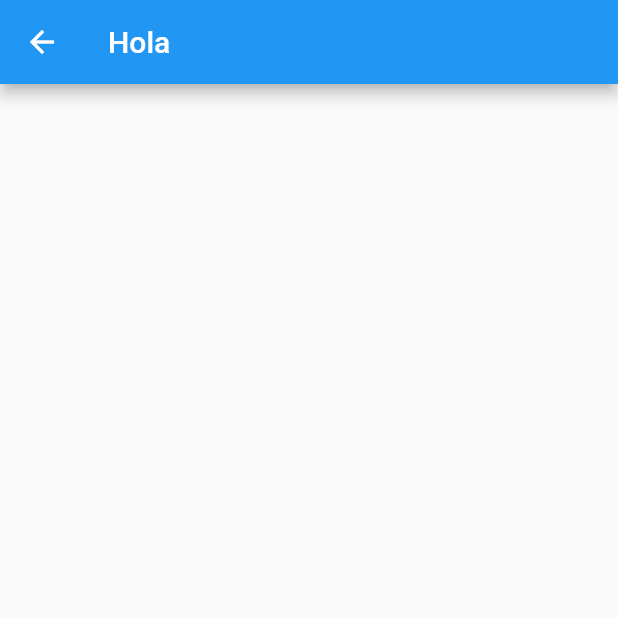
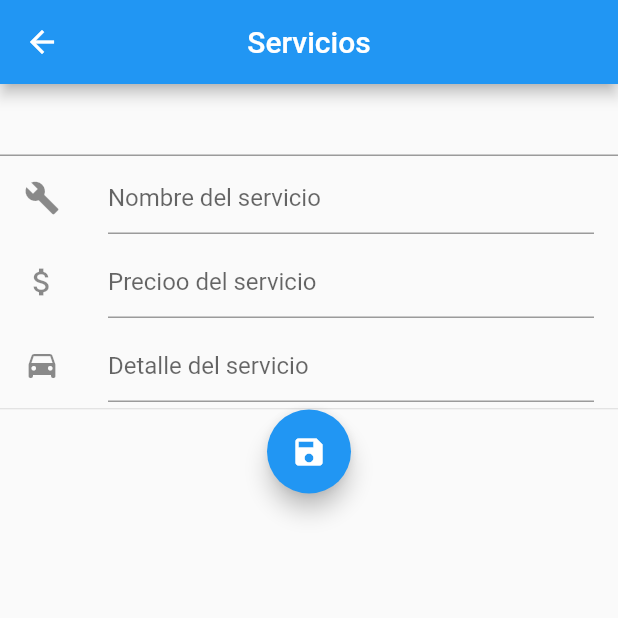
Before and after one commit to Tipo666/taller_sandy, a Flutter app: the AdmServicios screen opened by its route, on a phone screen of 412 x 824 dp, the top half of it. Run offline on Flutter 3.47's test engine with Material 2 defaults, Android fonts, the phone set to English and light mode, and no system bars.

Commit message:
Agregando ventanas

```diff
--- a/lib/main.dart
+++ b/lib/main.dart
@@ -19,7 +19,7 @@ void main() {
         SplashScreen.routeName: (BuildContext context) => SplashScreen(),
 
         "/home": (BuildContext context) => Home(),
-        "/clientes":(BuildContext context) => AdmClientes(),
+        "/clientes":(BuildContext context) => AdmCliente(),
         "/servicios":(BuildContext context) => AdmServicios(),
         //"/login": (BuildContext context) => LoginPage()
       },
--- a/lib/paginas/adm_servicio.dart
+++ b/lib/paginas/adm_servicio.dart
@@ -6,11 +6,64 @@ class AdmServicios extends StatefulWidget {
 }
 
 class _AdmServiciosState extends State<AdmServicios> {
+  final _formKey = GlobalKey<FormState>();
+
   @override
   Widget build(BuildContext context) {
     return Scaffold(
+      key: _formKey,
       appBar: AppBar(
-        title: Text("Hola"),
+        title: Text("Servicios"),
+        centerTitle: true,
+
+      ),
+      body: ListView(
+        children: <Widget>[
+          TextFormField(
+            validator: (value){
+              if(value.isEmpty){
+                return "Por favor introduzca el texto";
+              }
+            },
+          ),
+           ListTile(
+            leading: const Icon(Icons.build),
+            title: TextField(
+
+              decoration: InputDecoration(
+                hintText: "Nombre del servicio",
+              ),
+            ),
+          ),
+          ListTile(
+            leading: const Icon(Icons.attach_money),
+            title: TextField(
+              decoration: new InputDecoration(
+                hintText: "Precioo del servicio",
+              ),
+            ),
+          ),
+          ListTile(
+            leading: const Icon(Icons.drive_eta),
+            title: TextField(
+              decoration: InputDecoration(
+                hintText: "Detalle del servicio",
+              ),
+            ),
+          ),
+          const Divider(
+            height: 1.0,
+          ),
+          FloatingActionButton(
+            onPressed: () {
+              if(_formKey.currentState.validate()){
+                Scaffold.of(context).showSnackBar(SnackBar(content: Text('Usuario guardado'),));
+              }
+            },
+            child: Icon(Icons.save),
+            tooltip: "Guardar",
+          ),
+        ],
       ),
     );
   }
```
Also changed, not shown: lib/paginas/adm_cliente.dart (+47 -30 lines), lib/paginas/reg_cliente.dart (deleted), lib/paginas/reg_servicio.dart (deleted).
